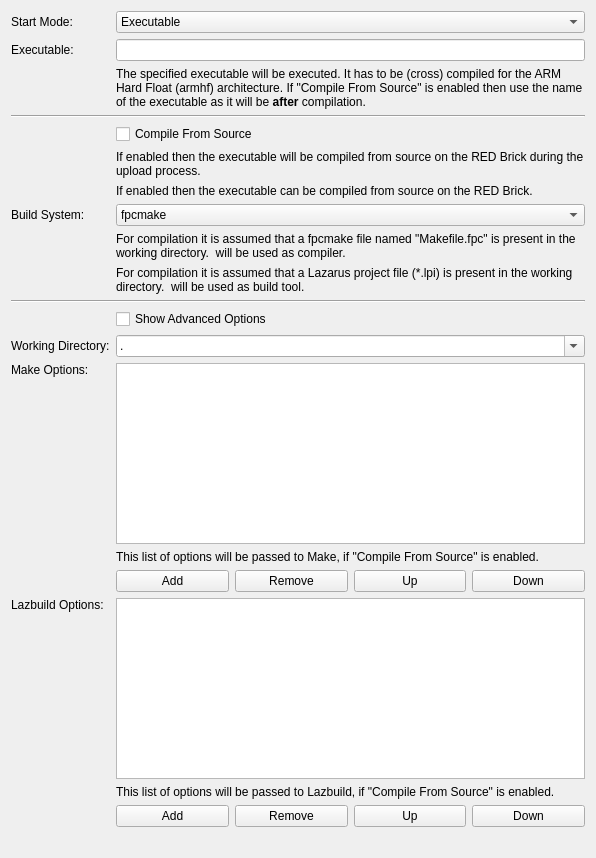
Before: the Qt Designer form src/brickv/plugin_system/plugins/red/ui/program_page_delphi.ui in Tinkerforge/brickv, drawn with Qt 5.
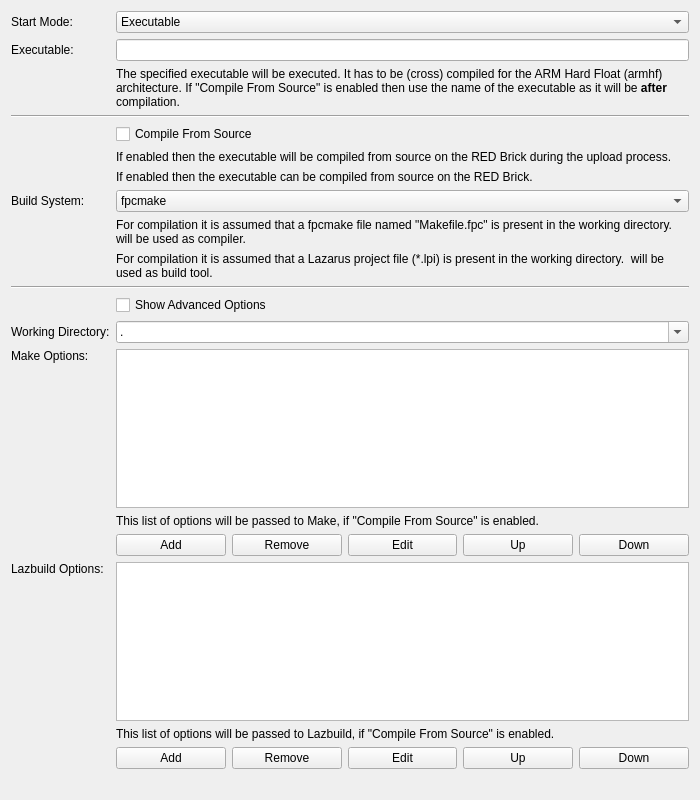
After: the same form once the commit is applied. Custom widgets are drawn as their Qt base class.

Commit message: red: Add edit buttons to program wizard list editors

The edit to the form file:
```diff
--- a/src/brickv/plugin_system/plugins/red/ui/program_page_delphi.ui
+++ b/src/brickv/plugin_system/plugins/red/ui/program_page_delphi.ui
@@ -6,8 +6,8 @@
    <rect>
     <x>0</x>
     <y>0</y>
-    <width>596</width>
-    <height>858</height>
+    <width>700</width>
+    <height>800</height>
    </rect>
   </property>
   <property name="windowTitle">
@@ -16,7 +16,7 @@
   <layout class="QVBoxLayout" name="verticalLayout">
    <item>
     <layout class="QGridLayout" name="gridLayout">
-     <item row="0" column="1" colspan="4">
+     <item row="0" column="1" colspan="5">
       <widget class="QComboBox" name="combo_start_mode">
        <property name="sizePolicy">
         <sizepolicy hsizetype="Preferred" vsizetype="Fixed">
@@ -51,7 +51,7 @@
        </property>
       </widget>
      </item>
-     <item row="2" column="1" colspan="4">
+     <item row="2" column="1" colspan="5">
       <widget class="QLabel" name="label_executable_help">
        <property name="text">
         <string>The specified executable will be executed. It has to be (cross) compiled for the ARM Hard Float (armhf) architecture. If &quot;Compile From Source&quot; is enabled then use the name of the executable as it will be &lt;b&gt;after&lt;/b&gt; compilation.</string>
@@ -74,7 +74,7 @@
        </property>
       </widget>
      </item>
-     <item row="13" column="1" colspan="4">
+     <item row="13" column="1" colspan="5">
       <widget class="ExpandingListWidget" name="list_make_options"/>
      </item>
      <item row="15" column="1">
@@ -91,21 +91,21 @@
        </property>
       </widget>
      </item>
-     <item row="15" column="3">
-      <widget class="QPushButton" name="button_up_make_option">
-       <property name="text">
-        <string>Up</string>
-       </property>
-      </widget>
-     </item>
      <item row="15" column="4">
+      <widget class="QPushButton" name="button_up_make_option">
+       <property name="text">
+        <string>Up</string>
+       </property>
+      </widget>
+     </item>
+     <item row="15" column="5">
       <widget class="QPushButton" name="button_down_make_option">
        <property name="text">
         <string>Down</string>
        </property>
       </widget>
      </item>
-     <item row="14" column="1" colspan="4">
+     <item row="14" column="1" colspan="5">
       <widget class="QLabel" name="label_make_options_help">
        <property name="text">
         <string>This list of options will be passed to Make, if &quot;Compile From Source&quot; is enabled.</string>
@@ -115,21 +115,21 @@
        </property>
       </widget>
      </item>
-     <item row="3" column="0" colspan="5">
+     <item row="3" column="0" colspan="6">
       <widget class="Line" name="line1">
        <property name="orientation">
         <enum>Qt::Horizontal</enum>
        </property>
       </widget>
      </item>
-     <item row="4" column="1" colspan="4">
+     <item row="4" column="1" colspan="5">
       <widget class="QCheckBox" name="check_compile_from_source">
        <property name="text">
         <string>Compile From Source</string>
        </property>
       </widget>
      </item>
-     <item row="5" column="1" colspan="4">
+     <item row="5" column="1" colspan="5">
       <widget class="QLabel" name="label_compile_from_source_help_new">
        <property name="text">
         <string>If enabled then the executable will be compiled from source on the RED Brick during the upload process.</string>
@@ -139,21 +139,21 @@
        </property>
       </widget>
      </item>
-     <item row="11" column="1" colspan="4">
+     <item row="11" column="1" colspan="5">
       <widget class="QCheckBox" name="check_show_advanced_options">
        <property name="text">
         <string>Show Advanced Options</string>
        </property>
       </widget>
      </item>
-     <item row="10" column="0" colspan="5">
+     <item row="10" column="0" colspan="6">
       <widget class="Line" name="line2">
        <property name="orientation">
         <enum>Qt::Horizontal</enum>
        </property>
       </widget>
      </item>
-     <item row="12" column="1" colspan="4">
+     <item row="12" column="1" colspan="5">
       <widget class="QComboBox" name="combo_working_directory">
        <property name="editable">
         <bool>true</bool>
@@ -178,10 +178,10 @@
        </property>
       </widget>
      </item>
-     <item row="1" column="1" colspan="4">
+     <item row="1" column="1" colspan="5">
       <widget class="QLineEdit" name="edit_executable"/>
      </item>
-     <item row="6" column="1" colspan="4">
+     <item row="6" column="1" colspan="5">
       <widget class="QLabel" name="label_compile_from_source_help_edit">
        <property name="text">
         <string>If enabled then the executable can be compiled from source on the RED Brick.</string>
@@ -191,7 +191,7 @@
        </property>
       </widget>
      </item>
-     <item row="19" column="1" colspan="4">
+     <item row="19" column="1" colspan="5">
       <widget class="QLabel" name="label_spacer">
        <property name="sizePolicy">
         <sizepolicy hsizetype="Preferred" vsizetype="Preferred">
@@ -204,7 +204,7 @@
        </property>
       </widget>
      </item>
-     <item row="9" column="1" colspan="4">
+     <item row="9" column="1" colspan="5">
       <widget class="QLabel" name="label_build_system_lazbuild_help">
        <property name="text">
         <string>For compilation it is assumed that a Lazarus project file (*.lpi) is present in the working directory. &lt;LAZBUILD&gt; will be used as build tool.</string>
@@ -214,7 +214,7 @@
        </property>
       </widget>
      </item>
-     <item row="8" column="1" colspan="4">
+     <item row="8" column="1" colspan="5">
       <widget class="QLabel" name="label_build_system_fpcmake_help">
        <property name="text">
         <string>For compilation it is assumed that a fpcmake file named &quot;Makefile.fpc&quot; is present in the working directory. &lt;FPC&gt; will be used as compiler.</string>
@@ -224,7 +224,7 @@
        </property>
       </widget>
      </item>
-     <item row="7" column="1" colspan="4">
+     <item row="7" column="1" colspan="5">
       <widget class="QComboBox" name="combo_build_system">
        <item>
         <property name="text">
@@ -245,7 +245,7 @@
        </property>
       </widget>
      </item>
-     <item row="16" column="1" colspan="4">
+     <item row="16" column="1" colspan="5">
       <widget class="ExpandingListWidget" name="list_lazbuild_options"/>
      </item>
      <item row="18" column="1">
@@ -262,14 +262,14 @@
        </property>
       </widget>
      </item>
-     <item row="18" column="3">
-      <widget class="QPushButton" name="button_up_lazbuild_option">
-       <property name="text">
-        <string>Up</string>
-       </property>
-      </widget>
-     </item>
      <item row="18" column="4">
+      <widget class="QPushButton" name="button_up_lazbuild_option">
+       <property name="text">
+        <string>Up</string>
+       </property>
+      </widget>
+     </item>
+     <item row="18" column="5">
       <widget class="QPushButton" name="button_down_lazbuild_option">
        <property name="text">
         <string>Down</string>
@@ -286,7 +286,7 @@
        </property>
       </widget>
      </item>
-     <item row="17" column="1" colspan="4">
+     <item row="17" column="1" colspan="5">
       <widget class="QLabel" name="label_lazbuild_options_help">
        <property name="text">
         <string>This list of options will be passed to Lazbuild, if &quot;Compile From Source&quot; is enabled.</string>
@@ -296,6 +296,20 @@
        </property>
       </widget>
      </item>
+     <item row="15" column="3">
+      <widget class="QPushButton" name="button_edit_make_option">
+       <property name="text">
+        <string>Edit</string>
+       </property>
+      </widget>
+     </item>
+     <item row="18" column="3">
+      <widget class="QPushButton" name="button_edit_lazbuild_option">
+       <property name="text">
+        <string>Edit</string>
+       </property>
+      </widget>
+     </item>
     </layout>
    </item>
   </layout>
```
Left out of the diff: 2 changed lines with no effect on the pictures. The commit also changes 27 other files.
